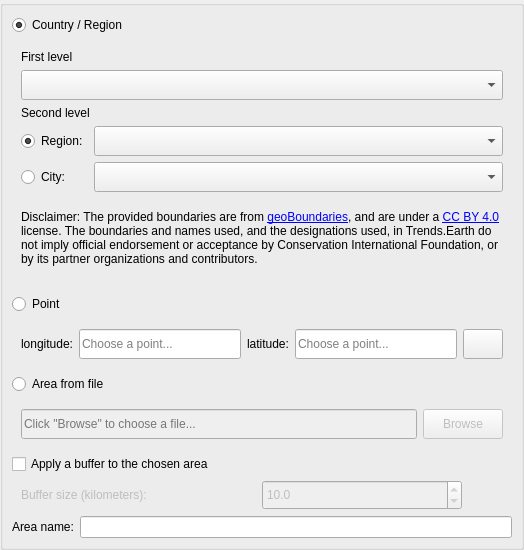
Qt form LDMP/gui/WidgetSelectArea.ui (ConservationInternational/trends.earth) before a commit.
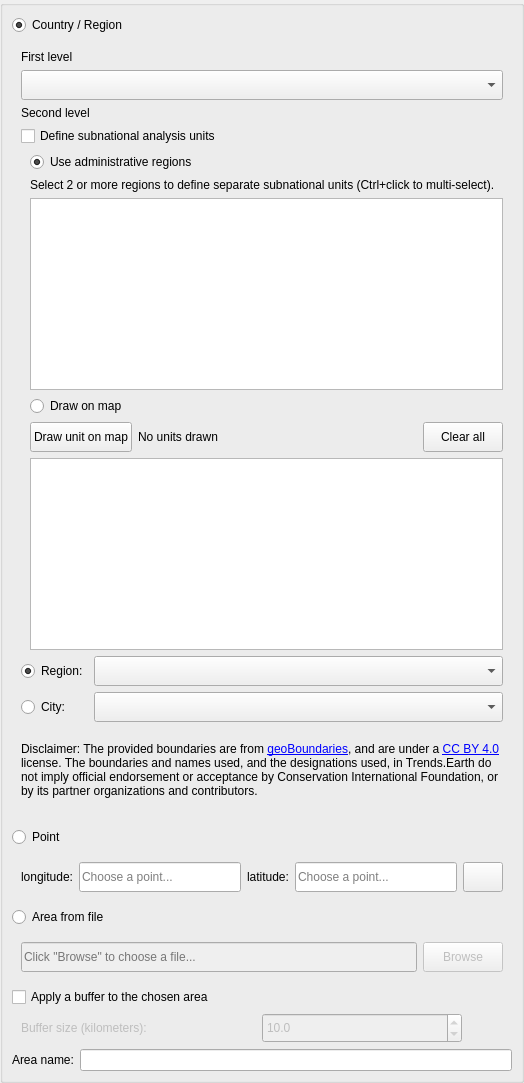
The same form after that commit.

Commit message: Add subnational area-of-interest selection (admin regions and draw-on-map)

Patch:
```diff
--- a/LDMP/gui/WidgetSelectArea.ui
+++ b/LDMP/gui/WidgetSelectArea.ui
@@ -117,6 +117,182 @@
               </property>
              </widget>
             </item>
+            <item>
+             <widget class="QCheckBox" name="checkbox_subnational">
+              <property name="text">
+               <string>Define subnational analysis units</string>
+              </property>
+             </widget>
+            </item>
+            <item>
+             <widget class="QFrame" name="frame_subnational_modes">
+              <property name="frameShape">
+               <enum>QFrame::NoFrame</enum>
+              </property>
+              <property name="frameShadow">
+               <enum>QFrame::Plain</enum>
+              </property>
+              <layout class="QVBoxLayout" name="verticalLayout_subnational">
+               <property name="leftMargin">
+                <number>9</number>
+               </property>
+               <property name="topMargin">
+                <number>0</number>
+               </property>
+               <property name="rightMargin">
+                <number>0</number>
+               </property>
+               <property name="bottomMargin">
+                <number>0</number>
+               </property>
+               <item>
+                <widget class="QRadioButton" name="radio_subnational_admin">
+                 <property name="text">
+                  <string>Use administrative regions</string>
+                 </property>
+                 <property name="checked">
+                  <bool>true</bool>
+                 </property>
+                 <attribute name="buttonGroup">
+                  <string notr="true">subnational_type_buttonGroup</string>
+                 </attribute>
+                </widget>
+               </item>
+               <item>
+                <layout class="QHBoxLayout">
+                 <item>
+                  <widget class="QLabel" name="lbl_subnational_admin_hint">
+                   <property name="text">
+                    <string>Select 2 or more regions to define separate subnational units (Ctrl+click to multi-select).</string>
+                   </property>
+                   <property name="wordWrap">
+                    <bool>true</bool>
+                   </property>
+                  </widget>
+                 </item>
+                </layout>
+               </item>
+               <item>
+                <widget class="QListWidget" name="list_subnational_regions">
+                 <property name="sizePolicy">
+                  <sizepolicy hsizetype="Expanding" vsizetype="Expanding">
+                   <horstretch>0</horstretch>
+                   <verstretch>0</verstretch>
+                  </sizepolicy>
+                 </property>
+                 <property name="minimumSize">
+                  <size>
+                   <width>0</width>
+                   <height>100</height>
+                  </size>
+                 </property>
+                 <property name="toolTip">
+                  <string>Select two or more regions to use as separate subnational analysis units. Hold Ctrl to select multiple regions.</string>
+                 </property>
+                 <property name="selectionMode">
+                  <enum>QAbstractItemView::ExtendedSelection</enum>
+                 </property>
+                </widget>
+               </item>
+               <item>
+                <widget class="QRadioButton" name="radio_subnational_draw">
+                 <property name="text">
+                  <string>Draw on map</string>
+                 </property>
+                 <attribute name="buttonGroup">
+                  <string notr="true">subnational_type_buttonGroup</string>
+                 </attribute>
+                </widget>
+               </item>
+               <item>
+                <widget class="QFrame" name="frame_subnational_draw">
+                 <property name="frameShape">
+                  <enum>QFrame::NoFrame</enum>
+                 </property>
+                 <property name="frameShadow">
+                  <enum>QFrame::Plain</enum>
+                 </property>
+                 <layout class="QVBoxLayout" name="verticalLayout_draw">
+                  <property name="leftMargin">
+                   <number>0</number>
+                  </property>
+                  <property name="topMargin">
+                   <number>0</number>
+                  </property>
+                  <property name="rightMargin">
+                   <number>0</number>
+                  </property>
+                  <property name="bottomMargin">
+                   <number>0</number>
+                  </property>
+                  <item>
+                   <layout class="QHBoxLayout" name="horizontalLayout_draw_controls">
+                    <item>
+                     <widget class="QPushButton" name="btn_draw_unit">
+                      <property name="minimumSize">
+                       <size>
+                        <width>0</width>
+                        <height>30</height>
+                       </size>
+                      </property>
+                      <property name="text">
+                       <string>Draw unit on map</string>
+                      </property>
+                     </widget>
+                    </item>
+                    <item>
+                     <widget class="QLabel" name="lbl_drawn_count">
+                      <property name="sizePolicy">
+                       <sizepolicy hsizetype="Expanding" vsizetype="Preferred">
+                        <horstretch>0</horstretch>
+                        <verstretch>0</verstretch>
+                       </sizepolicy>
+                      </property>
+                      <property name="text">
+                       <string>No units drawn</string>
+                      </property>
+                     </widget>
+                    </item>
+                    <item>
+                     <widget class="QPushButton" name="btn_clear_drawn">
+                      <property name="minimumSize">
+                       <size>
+                        <width>0</width>
+                        <height>30</height>
+                       </size>
+                      </property>
+                      <property name="text">
+                       <string>Clear all</string>
+                      </property>
+                     </widget>
+                    </item>
+                   </layout>
+                  </item>
+                  <item>
+                   <widget class="QListWidget" name="list_drawn_units">
+                    <property name="sizePolicy">
+                     <sizepolicy hsizetype="Expanding" vsizetype="Expanding">
+                      <horstretch>0</horstretch>
+                      <verstretch>0</verstretch>
+                     </sizepolicy>
+                    </property>
+                    <property name="minimumSize">
+                     <size>
+                      <width>0</width>
+                      <height>80</height>
+                     </size>
+                    </property>
+                    <property name="toolTip">
+                     <string>Double-click a unit name to rename it.</string>
+                    </property>
+                   </widget>
+                  </item>
+                 </layout>
+                </widget>
+               </item>
+              </layout>
+             </widget>
+            </item>
             <item>
              <layout class="QGridLayout" name="gridLayout">
               <item row="0" column="1">
```
Left out of the diff: 1 changed line with no effect on the pictures. The commit also changes 5 other files.
